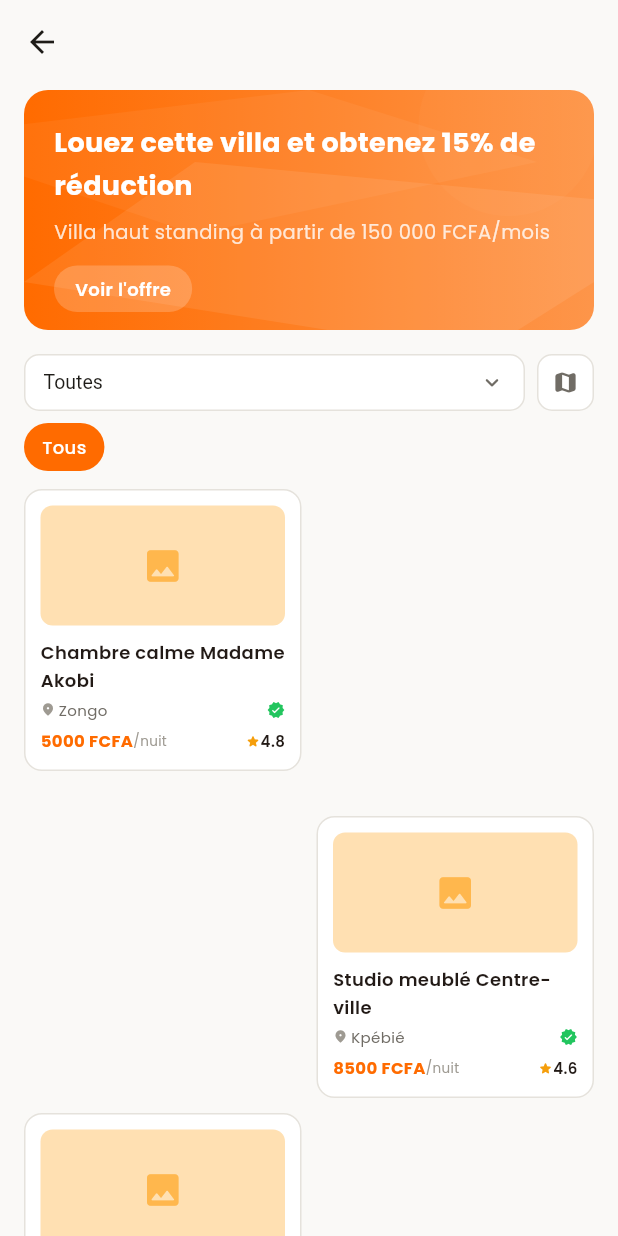
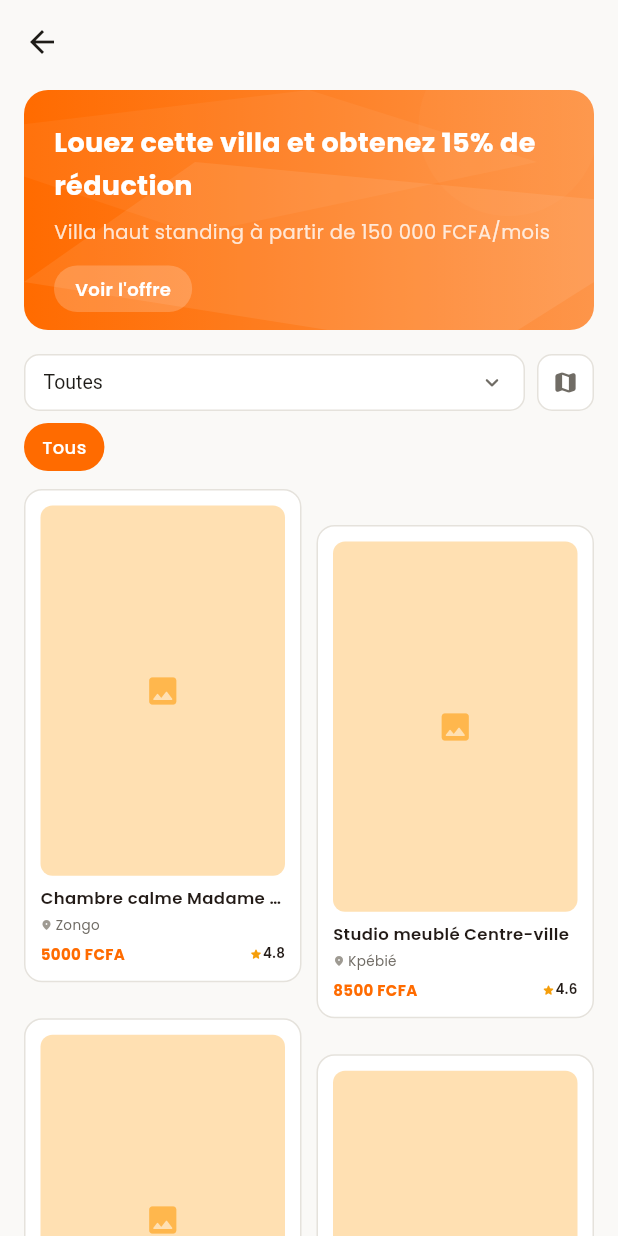
Before and after one commit to somboro08/flex, a Flutter app: the CategoryDetailScreen screen opened directly with empty values, on a phone screen of 412 x 824 dp. Run offline on Flutter 3.47's test engine with Material 3 defaults, Android fonts, the phone set to English and light mode, and no system bars; our stand-ins replace cloud_firestore, firebase_auth, firebase_core, flutter_map, flutter_svg, google_sign_in and 6 more; accounts and stored records are empty.

Commit message:
fix: category cards 9:16 ratio, proper staggered layout with 24px shift

```diff
--- a/lib/screens/home/category_detail_screen.dart
+++ b/lib/screens/home/category_detail_screen.dart
@@ -2,7 +2,6 @@ import 'package:flutter/material.dart';
 import '../../theme/flex_theme.dart';
 import '../../models/models.dart';
 import '../../utils/rental_utils.dart';
-import '../../widgets/listing_card.dart';
 import '../listing/listing_detail_screen.dart';
 import 'package:flutter_map/flutter_map.dart';
 import 'package:latlong2/latlong.dart';
@@ -83,26 +82,16 @@ class _CategoryDetailScreenState extends State<CategoryDetailScreen> {
               sliver: SliverList(
                 delegate: SliverChildBuilderDelegate(
                   (context, i) {
-                    final listing = filtered[i];
-                    final offset = i.isEven ? 0.0 : 20.0;
-                    return Padding(
-                      padding: EdgeInsets.only(top: i > 0 ? (i.isEven ? 0 : 20) : 0),
-                      child: Row(
+                    if (i.isOdd) return const SizedBox.shrink();
+                    final first = filtered[i];
+                    final second = i + 1 < filtered.length ? filtered[i + 1] : null;
+                    return Row(
                       crossAxisAlignment: CrossAxisAlignment.start,
                       children: [
-                          Expanded(
-                            child: i.isEven
-                                ? _buildListingCard(listing, isDark)
-                                : const SizedBox.shrink(),
-                          ),
+                        Expanded(child: _buildListingCard(first, isDark, shift: 0)),
                         const SizedBox(width: 10),
-                          Expanded(
-                            child: i.isEven
-                                ? const SizedBox.shrink()
-                                : _buildListingCard(listing, isDark),
-                          ),
+                        Expanded(child: second != null ? _buildListingCard(second, isDark, shift: 24) : const SizedBox.shrink()),
                       ],
-                      ),
                     );
                   },
                   childCount: filtered.length,
@@ -277,11 +266,15 @@ class _CategoryDetailScreenState extends State<CategoryDetailScreen> {
     );
   }
 
-  Widget _buildListingCard(Listing listing, bool isDark) {
-    return GestureDetector(
+  Widget _buildListingCard(Listing listing, bool isDark, {double shift = 0}) {
+    final w = (MediaQuery.of(context).size.width - FlexSpacing.md * 2 - 10) / 2;
+    final h = w * 16 / 9;
+    return Padding(
+      padding: EdgeInsets.only(top: shift),
+      child: GestureDetector(
         onTap: () => Navigator.push(context, MaterialPageRoute(builder: (_) => ListingDetailScreen(listing: listing))),
         child: Container(
-        margin: const EdgeInsets.only(bottom: 10),
+          width: w, height: h,
           padding: const EdgeInsets.all(10),
           decoration: BoxDecoration(
             color: isDark ? FlexColors.neutral800 : Colors.white,
@@ -291,40 +284,35 @@ class _CategoryDetailScreenState extends State<CategoryDetailScreen> {
           child: Column(
             crossAxisAlignment: CrossAxisAlignment.start,
             children: [
-            Container(
-              height: 80,
+              Expanded(
+                child: Container(
+                  width: double.infinity,
                   decoration: BoxDecoration(
                     color: FlexColors.primary100,
                     borderRadius: BorderRadius.circular(8),
                   ),
-              child: Center(child: Icon(Icons.image_rounded, color: FlexColors.primary300, size: 28)),
+                  child: Center(child: Icon(Icons.image_rounded, color: FlexColors.primary300, size: 24)),
                 ),
-            const SizedBox(height: 8),
-            Text(listing.titre, style: TextStyle(fontWeight: FontWeight.w600, fontSize: 12), maxLines: 2, overflow: TextOverflow.ellipsis),
+              ),
+              const SizedBox(height: 6),
+              Text(listing.titre, style: TextStyle(fontWeight: FontWeight.w600, fontSize: 11), maxLines: 1, overflow: TextOverflow.ellipsis),
               const SizedBox(height: 2),
-            Row(
-              children: [
-                Icon(Icons.location_on_rounded, size: 10, color: FlexColors.neutral400),
+              Row(children: [
+                Icon(Icons.location_on_rounded, size: 8, color: FlexColors.neutral400),
                 const SizedBox(width: 2),
-                Text(listing.quartier, style: TextStyle(fontSize: 10, color: FlexColors.neutral500)),
-                const Spacer(),
-                if (listing.isCertified)
-                  Icon(Icons.verified_rounded, size: 12, color: FlexColors.certified),
-              ],
-            ),
+                Expanded(child: Text(listing.quartier, style: TextStyle(fontSize: 9, color: FlexColors.neutral500), overflow: TextOverflow.ellipsis)),
+              ]),
               const SizedBox(height: 4),
-            Row(
-              children: [
-                Text('${listing.prixParNuit.toInt()} FCFA', style: TextStyle(fontSize: 11, fontWeight: FontWeight.w700, color: FlexColors.primary500)),
-                const Text('/nuit', style: TextStyle(fontSize: 9, color: FlexColors.neutral400)),
+              Row(children: [
+                Text('${listing.prixParNuit.toInt()} FCFA', style: TextStyle(fontSize: 10, fontWeight: FontWeight.w700, color: FlexColors.primary500)),
                 const Spacer(),
                 Row(children: [
-                  Icon(Icons.star_rounded, size: 10, color: FlexColors.warning),
-                  Text(listing.note.toString(), style: TextStyle(fontSize: 10, fontWeight: FontWeight.w600)),
+                  Icon(Icons.star_rounded, size: 9, color: FlexColors.warning),
+                  Text(listing.note.toString(), style: TextStyle(fontSize: 9, fontWeight: FontWeight.w600)),
+                ]),
               ]),
             ],
           ),
-          ],
         ),
       ),
     );
```
Lines whose indentation alone changed are shown as unchanged.
